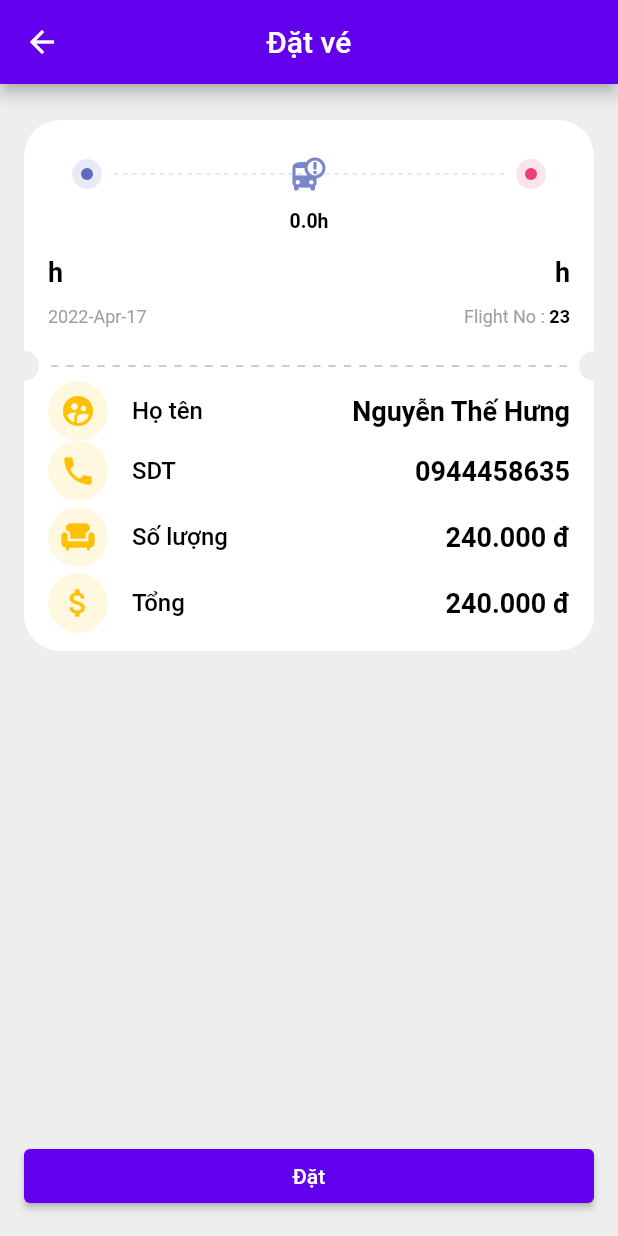
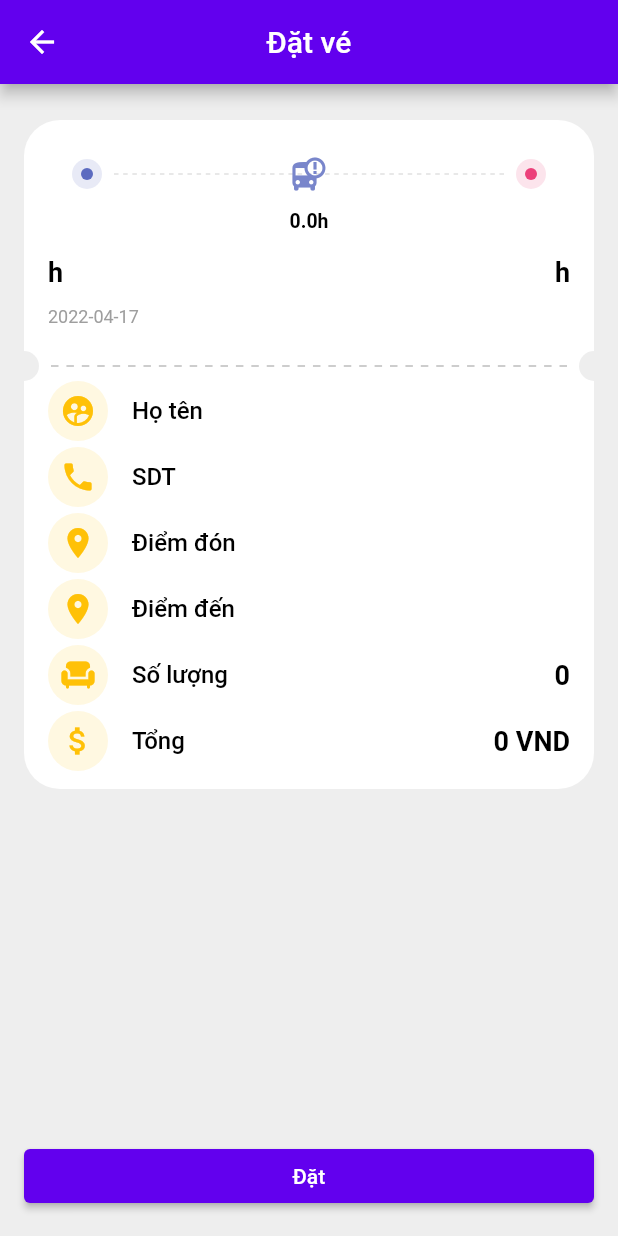
Before and after one commit to nguyenhan-se/AppLaiXe, a Flutter app: the ConfirmBookingPage screen opened by its route, on a phone screen of 412 x 824 dp. Run offline on Flutter 3.47's test engine with Material 2 defaults, Android fonts, the phone set to English and light mode, and no system bars; our stand-ins replace auto_route, connectivity_plus, dartz, date_format, datetime_picker_formfield, dio and 13 more; accounts and stored records are empty; generated files the repository leaves out were written again; network calls fail.

Commit message:
chore(booking): update user booking

```diff
--- a/lib/core/logics/theme/app_theme.dart
+++ b/lib/core/logics/theme/app_theme.dart
@@ -1,6 +1,9 @@
 // Flutter imports:
 import 'package:flutter/material.dart';
 
-final ThemeData lightTheme = ThemeData(colorScheme: const ColorScheme.light());
+final ThemeData lightTheme = ThemeData(
+  colorScheme: const ColorScheme.light(),
+  scaffoldBackgroundColor: Colors.white,
+);
 
 final ThemeData darkTheme = ThemeData(colorScheme: const ColorScheme.dark());
--- a/lib/core/route/router.dart
+++ b/lib/core/route/router.dart
@@ -13,7 +13,8 @@ import 'package:flutter_boilerplate_riverpod/presentation/page/pages.dart';
     AutoRoute(page: SignInPage, path: '/signin'),
     AutoRoute(page: ChairBookingPage, path: '/chair-booking'),
     AutoRoute(page: PassengerPage, path: '/passenger-page'),
-    AutoRoute(page: ConfirmBookingPage, path: '/confirm-booking-page')
+    AutoRoute(page: ConfirmBookingPage, path: '/confirm-booking-page'),
+    AutoRoute(page: UserBookingPage, path: '/user-booking-page')
   ],
 )
 class $AppRouter {}
--- a/lib/domain/usecases/destination/get_destinations_by_code.dart
+++ b/lib/domain/usecases/destination/get_destinations_by_code.dart
@@ -60,7 +60,6 @@ class GetDestinationsByCodeUseCase
 
   @override
   call({required params}) {
-    print("come here baby ======> $params");
     return listDestination.where((element) => element.code == params).toList();
   }
 }
--- a/lib/presentation/page/confirm_booking/ticket_view.dart
+++ b/lib/presentation/page/confirm_booking/ticket_view.dart
@@ -1,6 +1,9 @@
 import 'package:flutter/material.dart';
 import 'package:flutter_boilerplate_riverpod/presentation/presenters/ticket_booking/ticket_booking_provider.dart';
 import 'package:hooks_riverpod/hooks_riverpod.dart';
+import 'package:intl/intl.dart';
+
+import '../user_booking/provider/user_form_provider.dart';
 
 class TicketView extends HookConsumerWidget {
   const TicketView({
@@ -11,6 +14,8 @@ class TicketView extends HookConsumerWidget {
   Widget build(BuildContext context, WidgetRef ref) {
     final ticketBookingState = ref.watch(ticketBookingProvider);
     final destination = ticketBookingState.destination;
+    final currencyFormatter = NumberFormat.currency(locale: 'vi');
+
     return Padding(
       padding: const EdgeInsets.only(left: 16, right: 16, top: 8, bottom: 8),
       child: Column(
@@ -148,14 +153,14 @@ class TicketView extends HookConsumerWidget {
                   mainAxisAlignment: MainAxisAlignment.spaceBetween,
                   children: <Widget>[
                     Text(
-                      '${destination.dateForm}h',
+                      '${destination.dateTo}h',
                       style: const TextStyle(
                           fontSize: 18,
                           color: Colors.black,
                           fontWeight: FontWeight.bold),
                     ),
                     Text(
-                      '${destination.dateTo}h',
+                      '${destination.dateForm}h',
                       style: const TextStyle(
                           fontSize: 18,
                           color: Colors.black,
@@ -170,21 +175,6 @@ class TicketView extends HookConsumerWidget {
                     Text(
                       ticketBookingState.departureFormat,
                       style: const TextStyle(fontSize: 12, color: Colors.grey),
-                    ),
-                    Row(
-                      children: const <Widget>[
-                        Text(
-                          "Flight No : ",
-                          style: TextStyle(fontSize: 12, color: Colors.grey),
-                        ),
-                        Text(
-                          "23",
-                          style: TextStyle(
-                              fontSize: 12,
-                              fontWeight: FontWeight.bold,
-                              color: Colors.black),
-                        ),
-                      ],
                     ),
                   ],
                 ),
@@ -252,28 +242,54 @@ class TicketView extends HookConsumerWidget {
                     bottomLeft: Radius.circular(24),
                     bottomRight: Radius.circular(24))),
             child: Column(
-              children: const [
-                _ListTile(
-                  icon: Icons.supervised_user_circle,
-                  leftTitle: "Họ tên",
-                  rightTitle: "Nguyễn Thế Hưng",
-                ),
-                _ListTile(
-                  icon: Icons.phone,
-                  leftTitle: "SDT",
-                  rightTitle: "0944458635",
-                ),
-                SizedBox(height: 4),
+              children: [
+                Consumer(builder: (ctx, ref, _) {
+                  final name = ref.watch(userFormProvider).name;
+                  return _ListTile(
+                    icon: Icons.supervised_user_circle,
+                    leftTitle: "Họ tên",
+                    rightTitle: name,
+                  );
+                }),
+                const SizedBox(height: 4),
+                Consumer(builder: (ctx, ref, _) {
+                  final phone = ref.watch(userFormProvider).phone;
+                  return _ListTile(
+                    icon: Icons.phone,
+                    leftTitle: "SDT",
+                    rightTitle: phone,
+                  );
+                }),
+                const SizedBox(height: 4),
+                Consumer(builder: (ctx, ref, _) {
+                  final startPoint = ref.watch(userFormProvider).startPoint;
+                  return _ListTile(
+                    icon: Icons.location_on,
+                    leftTitle: "Điểm đón",
+                    rightTitle: startPoint,
+                  );
+                }),
+                const SizedBox(height: 4),
+                Consumer(builder: (ctx, ref, _) {
+                  final endPoint = ref.watch(userFormProvider).endPoint;
+                  return _ListTile(
+                    icon: Icons.location_on,
+                    leftTitle: "Điểm đến",
+                    rightTitle: endPoint,
+                  );
+                }),
+                const SizedBox(height: 4),
                 _ListTile(
                   icon: Icons.chair,
                   leftTitle: "Số lượng",
-                  rightTitle: "240.000 đ",
+                  rightTitle: "${ticketBookingState.seats.length}",
                 ),
-                SizedBox(height: 4),
+                const SizedBox(height: 4),
                 _ListTile(
                   icon: Icons.attach_money_outlined,
                   leftTitle: "Tổng",
-                  rightTitle: "240.000 đ",
+                  rightTitle:
+                      currencyFormatter.format(ticketBookingState.totalPrice),
                 ),
               ],
             ),
--- a/lib/presentation/page/pages.dart
+++ b/lib/presentation/page/pages.dart
@@ -5,3 +5,4 @@ export 'splash/splash_page.dart';
 export 'home/home_page.dart';
 export 'passenger/passenger_page.dart';
 export 'confirm_booking/confirm_booking.dart';
+export 'user_booking/user_booking_page.dart';
--- a/lib/presentation/presenters/ticket_booking/ticket_booking_provider.dart
+++ b/lib/presentation/presenters/ticket_booking/ticket_booking_provider.dart
@@ -3,7 +3,6 @@ import 'package:flutter_boilerplate_riverpod/domain/entities/destination.dart';
 import 'package:flutter_boilerplate_riverpod/domain/entities/seat.dart';
 import 'package:freezed_annotation/freezed_annotation.dart';
 import 'package:hooks_riverpod/hooks_riverpod.dart';
-import 'package:intl/intl.dart';
 
 part 'ticket_booking_state.dart';
 part 'ticket_booking_provider.freezed.dart';
--- a/lib/presentation/presenters/ticket_booking/ticket_booking_state.dart
+++ b/lib/presentation/presenters/ticket_booking/ticket_booking_state.dart
@@ -16,5 +16,7 @@ class TicketBookingState with _$TicketBookingState {
         seats: [],
       );
 
-  String get departureFormat => formatDate(departure, [yyyy, '-', M, '-', d]);
+  String get departureFormat => formatDate(departure, [yyyy, '-', mm, '-', d]);
+
+  double get totalPrice => destination.price * seats.length;
 }
--- a/lib/presentation/widgets/container_legend.dart
+++ b/lib/presentation/widgets/container_legend.dart
@@ -31,7 +31,7 @@ class ContainerLegend extends StatelessWidget {
           top: 12,
           child: Container(
             padding: const EdgeInsets.only(bottom: 10, left: 10, right: 10),
-            color: Colors.white,
+            color: theme.scaffoldBackgroundColor,
             child: Text(
               title,
               style: theme.textTheme.bodySmall?.copyWith(color: Colors.blue),
--- a/pubspec.yaml
+++ b/pubspec.yaml
@@ -34,7 +34,6 @@ dependencies:
   fluttericon: ^2.0.0
   responsive_framework: ^0.1.7
   date_format: ^2.0.6
-
   dropdown_button2: ^1.4.0
   datetime_picker_formfield: ^2.0.0
 
```
Also changed, not shown: lib/core/l10n/intl_en.arb (+104 -1 lines), lib/presentation/page/chair_booking/purchase_seats_button.dart (+9 -5 lines), lib/presentation/page/user_booking/provider/user_form_provider.dart (added, +22 -0 lines), lib/presentation/page/user_booking/provider/user_form_state.dart (added, +33 -0 lines), lib/presentation/page/user_booking/user_booking_page.dart (added, +129 -0 lines), lib/presentation/widgets/float_text_field.dart (+8 -5 lines), lib/core/route/router.gr.dart, lib/presentation/page/user_booking/provider/user_form_provider.freezed.dart (added), 2 other files.
